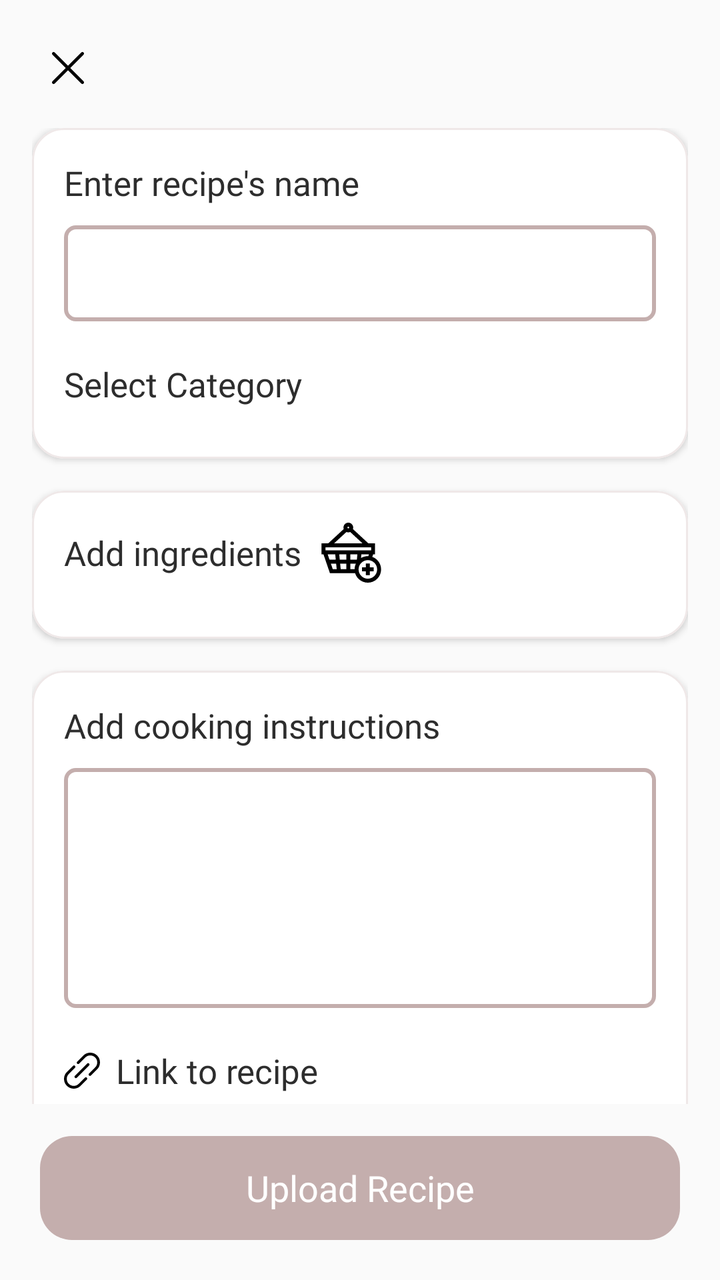
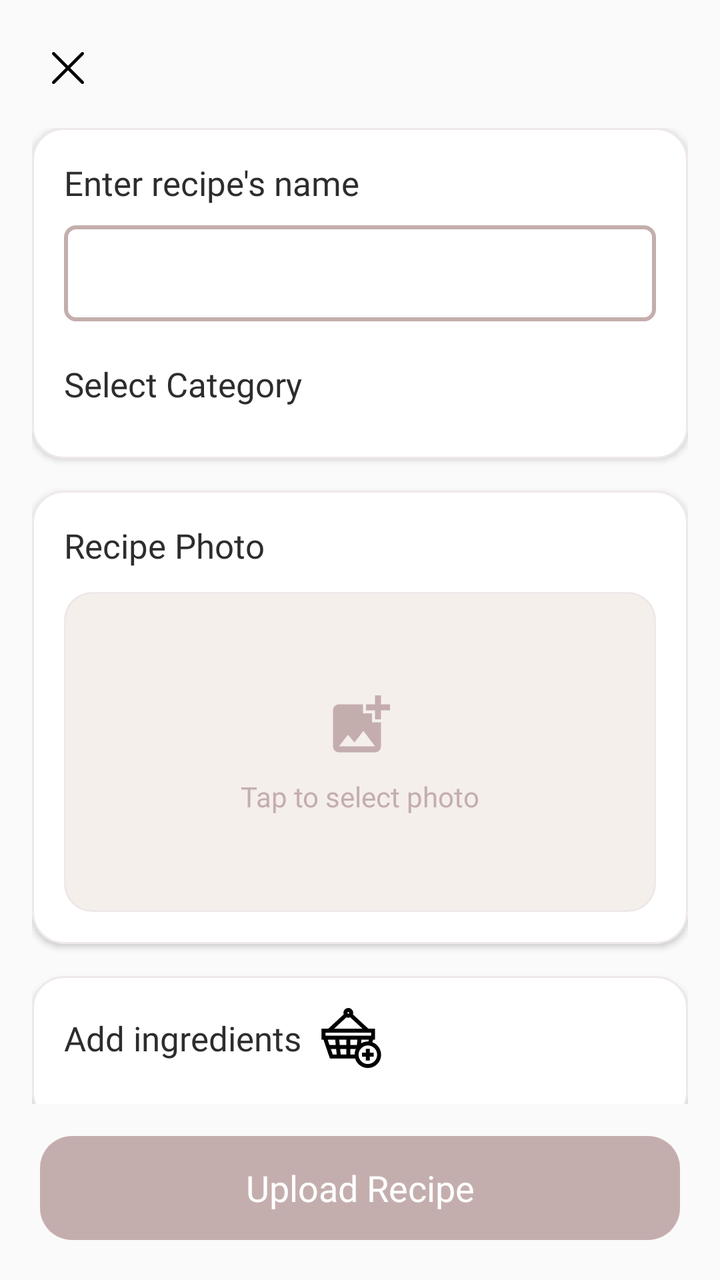

The first picture is an Android layout as it rendered before a commit; the second is the same layout after the commit. The layout source and the unified diff follow.
<!-- AndroidManifest.xml: application theme Theme.MyRecipes -->
<!-- res/layout/fragment_add_recipe.xml -->
<?xml version="1.0" encoding="utf-8"?>
<androidx.constraintlayout.widget.ConstraintLayout xmlns:android="http://schemas.android.com/apk/res/android"
    xmlns:app="http://schemas.android.com/apk/res-auto"
    android:layout_width="match_parent"
    android:layout_height="match_parent">

    <androidx.appcompat.widget.AppCompatImageView
        android:id="@+id/exitButton"
        android:layout_width="28dp"
        android:layout_height="28dp"
        android:layout_marginStart="20dp"
        android:layout_marginTop="20dp"
        android:padding="2dp"
        app:layout_constraintStart_toStartOf="parent"
        app:layout_constraintTop_toTopOf="parent"
        app:srcCompat="@drawable/ic_exit" />

    <androidx.core.widget.NestedScrollView
        android:layout_width="match_parent"
        android:layout_height="0dp"
        android:layout_marginTop="16dp"
        android:layout_marginBottom="16dp"
        android:fillViewport="true"
        android:overScrollMode="never"
        android:scrollbars="none"
        app:layout_constraintBottom_toTopOf="@+id/uploadButton"
        app:layout_constraintEnd_toEndOf="parent"
        app:layout_constraintStart_toStartOf="parent"
        app:layout_constraintTop_toBottomOf="@id/exitButton">

        <LinearLayout
            android:layout_width="match_parent"
            android:layout_height="wrap_content"
            android:orientation="vertical"
            android:paddingHorizontal="16dp"
            android:paddingBottom="20dp">

            
            <com.google.android.material.card.MaterialCardView
                android:layout_width="match_parent"
                android:layout_height="wrap_content"
                android:layout_marginBottom="16dp"
                app:cardBackgroundColor="@color/surface_card"
                app:cardCornerRadius="16dp"
                app:cardElevation="2dp"
                app:strokeColor="@color/card_stroke"
                app:strokeWidth="1dp">

                <LinearLayout
                    android:layout_width="match_parent"
                    android:layout_height="wrap_content"
                    android:orientation="vertical"
                    android:padding="16dp">

                    <androidx.appcompat.widget.AppCompatTextView
                        android:id="@+id/titleRecipeName"
                        android:layout_width="wrap_content"
                        android:layout_height="wrap_content"
                        android:fontFamily="@font/heebo_bold"
                        android:text="@string/enter_recipe_name"
                        android:textColor="@color/text_primary"
                        android:textSize="17sp" />

                    <androidx.appcompat.widget.AppCompatEditText
                        android:id="@+id/recipeName"
                        android:layout_width="match_parent"
                        android:layout_height="48dp"
                        android:layout_marginTop="10dp"
                        android:background="@drawable/bg_edit_text"
                        android:fontFamily="@font/heebo_bold"
                        android:inputType="textCapWords"
                        android:paddingHorizontal="14dp"
                        android:textColor="@color/text_primary"
                        android:textColorHint="@color/text_hint"
                        android:textSize="16sp" />

                    <androidx.appcompat.widget.AppCompatTextView
                        android:id="@+id/titleCategory"
                        android:layout_width="wrap_content"
                        android:layout_height="wrap_content"
                        android:layout_marginTop="20dp"
                        android:fontFamily="@font/heebo_bold"
                        android:text="@string/select_category"
                        android:textColor="@color/text_primary"
                        android:textSize="17sp" />

                    <com.google.android.material.chip.ChipGroup
                        android:id="@+id/categoryChipGroup"
                        android:layout_width="match_parent"
                        android:layout_height="wrap_content"
                        android:layout_marginTop="10dp"
                        app:chipSpacingHorizontal="8dp"
                        app:selectionRequired="true"
                        app:singleSelection="true" />

                </LinearLayout>

            </com.google.android.material.card.MaterialCardView>

            
            <com.google.android.material.card.MaterialCardView
                android:layout_width="match_parent"
                android:layout_height="wrap_content"
                android:layout_marginBottom="16dp"
                app:cardBackgroundColor="@color/surface_card"
                app:cardCornerRadius="16dp"
                app:cardElevation="2dp"
                app:strokeColor="@color/card_stroke"
                app:strokeWidth="1dp">

                <LinearLayout
                    android:layout_width="match_parent"
                    android:layout_height="wrap_content"
                    android:orientation="vertical"
                    android:padding="16dp">

                    <androidx.appcompat.widget.AppCompatTextView
                        android:id="@+id/titleIngredients"
                        android:layout_width="wrap_content"
                        android:layout_height="wrap_content"
                        android:drawableEnd="@drawable/ic_add_ingredient"
                        android:drawablePadding="10dp"
                        android:fontFamily="@font/heebo_bold"
                        android:gravity="center_vertical"
                        android:text="@string/add_ingredients"
                        android:textColor="@color/text_primary"
                        android:textSize="17sp" />

                    <androidx.appcompat.widget.LinearLayoutCompat
                        android:id="@+id/ingredientsContainer"
                        android:layout_width="match_parent"
                        android:layout_height="wrap_content"
                        android:layout_marginTop="12dp"
                        android:orientation="vertical" />

                </LinearLayout>

            </com.google.android.material.card.MaterialCardView>

            
            <com.google.android.material.card.MaterialCardView
                android:layout_width="match_parent"
                android:layout_height="wrap_content"
                android:layout_marginBottom="16dp"
                app:cardBackgroundColor="@color/surface_card"
                app:cardCornerRadius="16dp"
                app:cardElevation="2dp"
                app:strokeColor="@color/card_stroke"
                app:strokeWidth="1dp">

                <LinearLayout
                    android:layout_width="match_parent"
                    android:layout_height="wrap_content"
                    android:orientation="vertical"
                    android:padding="16dp">

                    <androidx.appcompat.widget.AppCompatTextView
                        android:id="@+id/titleInstructions"
                        android:layout_width="wrap_content"
                        android:layout_height="wrap_content"
                        android:fontFamily="@font/heebo_bold"
                        android:text="@string/add_instructions"
                        android:textColor="@color/text_primary"
                        android:textSize="17sp" />

                    <androidx.appcompat.widget.AppCompatEditText
                        android:id="@+id/instructions"
                        android:layout_width="match_parent"
                        android:layout_height="wrap_content"
                        android:layout_marginTop="10dp"
                        android:background="@drawable/bg_edit_text"
                        android:fontFamily="@font/heebo_regular"
                        android:gravity="start|top"
                        android:imeOptions="actionNone"
                        android:minHeight="120dp"
                        android:overScrollMode="always"
                        android:padding="14dp"
                        android:scrollbars="vertical"
                        android:textColor="@color/text_primary"
                        android:textColorHint="@color/text_hint"
                        android:textSize="16sp" />

                    <androidx.appcompat.widget.AppCompatTextView
                        android:id="@+id/titleLink"
                        android:layout_width="wrap_content"
                        android:layout_height="wrap_content"
                        android:layout_marginTop="20dp"
                        android:drawableStart="@drawable/ic_url_link"
                        android:drawablePadding="8dp"
                        android:fontFamily="@font/heebo_bold"
                        android:text="@string/add_link"
                        android:textColor="@color/text_primary"
                        android:textSize="17sp" />

                    <androidx.appcompat.widget.AppCompatEditText
                        android:id="@+id/link"
                        android:layout_width="match_parent"
                        android:layout_height="48dp"
                        android:layout_marginTop="10dp"
                        android:background="@drawable/bg_edit_text"
                        android:fontFamily="@font/heebo_regular"
                        android:inputType="textUri"
                        android:paddingHorizontal="14dp"
                        android:textColor="@color/text_primary"
                        android:textColorHint="@color/text_hint"
                        android:textSize="16sp" />

                </LinearLayout>

            </com.google.android.material.card.MaterialCardView>

        </LinearLayout>

    </androidx.core.widget.NestedScrollView>

    <androidx.appcompat.widget.AppCompatTextView
        android:id="@+id/uploadButton"
        android:layout_width="match_parent"
        android:layout_height="52dp"
        android:layout_marginHorizontal="20dp"
        android:layout_marginBottom="20dp"
        android:background="@drawable/bg_next_button"
        android:fontFamily="@font/heebo_bold"
        android:gravity="center"
        android:text="@string/upload"
        android:textColor="@color/white"
        android:textSize="18sp"
        app:layout_constraintBottom_toBottomOf="parent"
        app:layout_constraintEnd_toEndOf="parent"
        app:layout_constraintStart_toStartOf="parent" />

</androidx.constraintlayout.widget.ConstraintLayout>
<!-- resources referenced by this layout -->
<resources>
  <color name="card_stroke">#EFE8E8</color>
  <color name="surface_card">#FFFFFF</color>
  <color name="text_hint">#A5A5A5</color>
  <color name="text_primary">#2D2D2D</color>
  <color name="white">#FFFFFFFF</color>
  <!-- drawable bg_edit_text (drawable) -->
  <?xml version="1.0" encoding="utf-8"?>
  <shape xmlns:android="http://schemas.android.com/apk/res/android">
  
      <stroke
          android:color="#C4AEAD"
          android:width="2dp" />
  
      <corners android:radius="5dp"/>
  </shape>
  <!-- drawable bg_next_button (drawable) -->
  <?xml version="1.0" encoding="utf-8"?>
  <ripple xmlns:android="http://schemas.android.com/apk/res/android"
      android:color="#20FFFFFF">
      <item>
          <shape android:shape="rectangle">
              <solid android:color="#C4AEAD"/>
              <corners android:radius="16dp"/>
          </shape>
      </item>
  </ripple>
  <string name="add_ingredients">Add ingredients</string>
  <string name="add_instructions">Add cooking instructions</string>
  <string name="add_link">Link to recipe</string>
  <string name="enter_recipe_name">Enter recipe\'s name</string>
  <string name="select_category">Select Category</string>
  
      // Recipe page
  <string name="upload">Upload Recipe</string>
  <color name="black">#FF000000</color>
  <color name="colorPrimary">#C4AEAD</color>
  <color name="colorPrimaryVariant">#A88E8D</color>
  <color name="colorOnPrimary">#FFFFFF</color>
  <color name="app_background">#FAFAFA</color>
  <!-- unchanged entries left out for length: 4 -->
</resources>

<!-- the commit's change to res/layout/fragment_add_recipe.xml (unified diff, before → after) -->
@@ -92,6 +92,105 @@
                         app:chipSpacingHorizontal="8dp"
                         app:selectionRequired="true"
                         app:singleSelection="true" />
+
+                </LinearLayout>
+
+            </com.google.android.material.card.MaterialCardView>
+
+            
+            <com.google.android.material.card.MaterialCardView
+                android:id="@+id/cardRecipePhoto"
+                android:layout_width="match_parent"
+                android:layout_height="wrap_content"
+                android:layout_marginBottom="16dp"
+                app:cardBackgroundColor="@color/surface_card"
+                app:cardCornerRadius="16dp"
+                app:cardElevation="2dp"
+                app:strokeColor="@color/card_stroke"
+                app:strokeWidth="1dp">
+
+                <LinearLayout
+                    android:layout_width="match_parent"
+                    android:layout_height="wrap_content"
+                    android:orientation="vertical"
+                    android:padding="16dp">
+
+                    <androidx.appcompat.widget.AppCompatTextView
+                        android:id="@+id/titleRecipeImage"
+                        android:layout_width="wrap_content"
+                        android:layout_height="wrap_content"
+                        android:fontFamily="@font/heebo_bold"
+                        android:text="@string/recipe_photo"
+                        android:textColor="@color/text_primary"
+                        android:textSize="17sp" />
+
+                    <com.google.android.material.card.MaterialCardView
+                        android:id="@+id/imagePickerContainer"
+                        android:layout_width="match_parent"
+                        android:layout_height="160dp"
+                        android:layout_marginTop="12dp"
+                        app:cardCornerRadius="14dp"
+                        app:cardElevation="0dp"
+                        app:cardBackgroundColor="@color/cat_badge_bg"
+                        app:strokeColor="@color/card_stroke"
+                        app:strokeWidth="1dp">
+
+                        <androidx.constraintlayout.widget.ConstraintLayout
+                            android:layout_width="match_parent"
+                            android:layout_height="match_parent">
+
+                            <androidx.appcompat.widget.AppCompatImageView
+                                android:id="@+id/recipeImagePreview"
+                                android:layout_width="match_parent"
+                                android:layout_height="match_parent"
+                                android:scaleType="centerCrop"
+                                android:visibility="gone" />
+
+                            <LinearLayout
+                                android:id="@+id/addPhotoPlaceholder"
+                                android:layout_width="wrap_content"
+                                android:layout_height="wrap_content"
+                                android:gravity="center"
+                                android:orientation="vertical"
+                                app:layout_constraintBottom_toBottomOf="parent"
+                                app:layout_constraintEnd_toEndOf="parent"
+                                app:layout_constraintStart_toStartOf="parent"
+                                app:layout_constraintTop_toTopOf="parent">
+
+                                <androidx.appcompat.widget.AppCompatImageView
+                                    android:layout_width="36dp"
+                                    android:layout_height="36dp"
+                                    app:srcCompat="@drawable/ic_add_photo"
+                                    app:tint="@color/colorPrimary" />
+
+                                <androidx.appcompat.widget.AppCompatTextView
+                                    android:id="@+id/selectPhotoText"
+                                    android:layout_width="wrap_content"
+                                    android:layout_height="wrap_content"
+                                    android:layout_marginTop="8dp"
+                                    android:fontFamily="@font/heebo_medium"
+                                    android:text="@string/add_recipe_photo"
+                                    android:textColor="@color/colorPrimary"
+                                    android:textSize="14sp" />
+
+                            </LinearLayout>
+
+                            <androidx.appcompat.widget.AppCompatImageView
+                                android:id="@+id/removePhotoButton"
+                                android:layout_width="32dp"
+                                android:layout_height="32dp"
+                                android:layout_margin="8dp"
+                                android:background="@drawable/bg_category_badge"
+                                android:padding="6dp"
+                                android:visibility="gone"
+                                app:layout_constraintEnd_toEndOf="parent"
+                                app:layout_constraintTop_toTopOf="parent"
+                                app:srcCompat="@drawable/ic_delete"
+                                app:tint="@color/text_primary" />
+
+                        </androidx.constraintlayout.widget.ConstraintLayout>
+
+                    </com.google.android.material.card.MaterialCardView>
 
                 </LinearLayout>
 
@@ -229,4 +328,16 @@
         app:layout_constraintEnd_toEndOf="parent"
         app:layout_constraintStart_toStartOf="parent" />
 
+    <ProgressBar
+        android:id="@+id/uploadProgressBar"
+        android:layout_width="28dp"
+        android:layout_height="28dp"
+        android:indeterminateTint="@color/white"
+        android:elevation="4dp"
+        android:visibility="gone"
+        app:layout_constraintBottom_toBottomOf="@id/uploadButton"
+        app:layout_constraintEnd_toEndOf="@id/uploadButton"
+        app:layout_constraintStart_toStartOf="@id/uploadButton"
+        app:layout_constraintTop_toTopOf="@id/uploadButton" />
+
 </androidx.constraintlayout.widget.ConstraintLayout>
<!-- resource entries referenced after the edit -->
@@ -1,10 +1,23 @@
 <!-- resources referenced by this layout -->
 <resources>
   <color name="card_stroke">#EFE8E8</color>
+  <color name="cat_badge_bg">#F5EFEB</color>
   <color name="surface_card">#FFFFFF</color>
   <color name="text_hint">#A5A5A5</color>
   <color name="text_primary">#2D2D2D</color>
   <color name="white">#FFFFFFFF</color>
+  <!-- drawable bg_category_badge (drawable) -->
+  <?xml version="1.0" encoding="utf-8"?>
+  <shape xmlns:android="http://schemas.android.com/apk/res/android"
+      android:shape="rectangle">
+      <solid android:color="#F5EFEB"/>
+      <corners android:radius="12dp"/>
+      <padding
+          android:left="10dp"
+          android:top="4dp"
+          android:right="10dp"
+          android:bottom="4dp"/>
+  </shape>
   <!-- drawable bg_edit_text (drawable) -->
   <?xml version="1.0" encoding="utf-8"?>
   <shape xmlns:android="http://schemas.android.com/apk/res/android">
@@ -26,10 +39,59 @@
           </shape>
       </item>
   </ripple>
+  <!-- drawable ic_add_photo (drawable) -->
+  <vector xmlns:android="http://schemas.android.com/apk/res/android"
+      android:width="36dp"
+      android:height="36dp"
+      android:viewportWidth="24"
+      android:viewportHeight="24">
+      <path
+          android:fillColor="@color/colorPrimary"
+          android:pathData="M19,7v2.99h-2V7h-3V5h3V2h2v3h3v2h-3zm-3,4V8h-3V5H5c-1.1,0 -2,0.9 -2,2v12c0,1.1 0.9,2 2,2h12c1.1,0 2,-0.9 2,-2v-8h-3zM5,19l3,-3.86 2.14,2.58 3,-3.87L17,19H5z" />
+  </vector>
+  <!-- drawable ic_delete (drawable) -->
+  <vector xmlns:android="http://schemas.android.com/apk/res/android"
+      android:width="32dp"
+      android:height="32dp"
+      android:viewportWidth="32"
+      android:viewportHeight="32">
+    <path
+        android:pathData="M25,11l-18,0l2,20l14,0z"
+        android:strokeLineJoin="round"
+        android:strokeWidth="2"
+        android:fillColor="#00000000"
+        android:strokeColor="#000000"/>
+    <path
+        android:pathData="M4,11L28,11"
+        android:strokeLineJoin="round"
+        android:strokeWidth="2"
+        android:fillColor="#00000000"
+        android:strokeColor="#000000"/>
+    <path
+        android:pathData="M13,31L13,14"
+        android:strokeLineJoin="round"
+        android:strokeWidth="2"
+        android:fillColor="#00000000"
+        android:strokeColor="#000000"/>
+    <path
+        android:pathData="M19,31L19,14"
+        android:strokeLineJoin="round"
+        android:strokeWidth="2"
+        android:fillColor="#00000000"
+        android:strokeColor="#000000"/>
+    <path
+        android:pathData="M13,11l0,-4l6,0l0,4"
+        android:strokeLineJoin="round"
+        android:strokeWidth="2"
+        android:fillColor="#00000000"
+        android:strokeColor="#000000"/>
+  </vector>
   <string name="add_ingredients">Add ingredients</string>
   <string name="add_instructions">Add cooking instructions</string>
   <string name="add_link">Link to recipe</string>
+  <string name="add_recipe_photo">Tap to select photo</string>
   <string name="enter_recipe_name">Enter recipe\'s name</string>
+  <string name="recipe_photo">Recipe Photo</string>
   <string name="select_category">Select Category</string>
   
       // Recipe page
